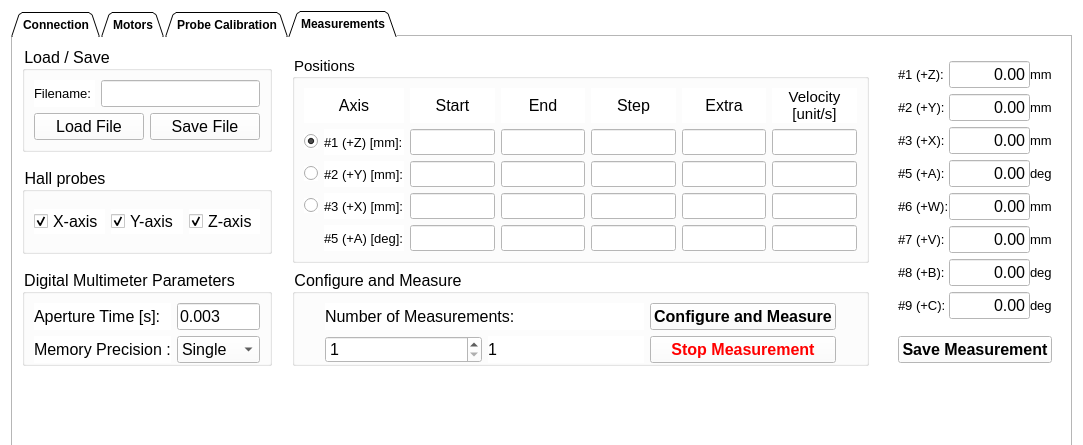
First picture: the form in gui/interface.ui, repository lnls-ima/hall-bench-control, before the edit; both pictures show x 0 to 1083 and y 0 to 445 of the 1083 by 969 pixel window.
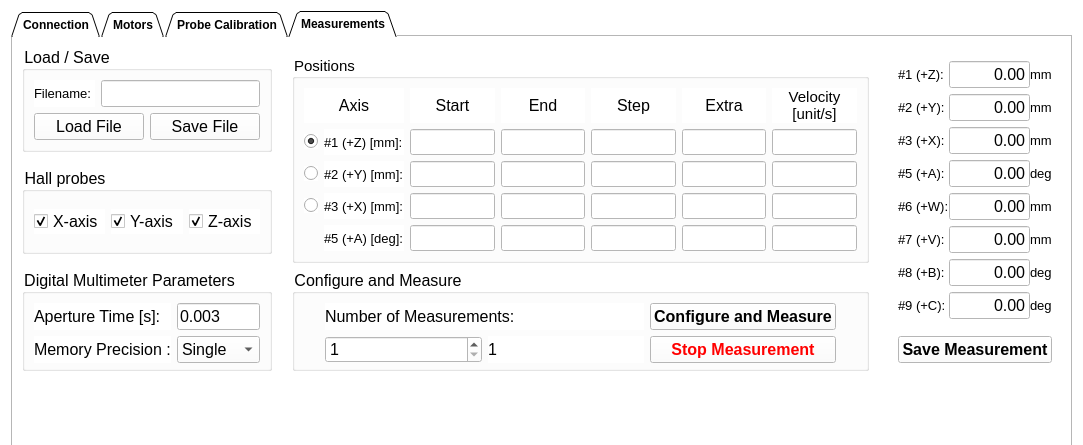
Second picture: the form after the edit. The open tabs and pages were chosen to show the change. Icons and pictures are not drawn. Custom widgets are drawn as their Qt base class.

Diff of the .ui file:
```diff
--- a/gui/interface.ui
+++ b/gui/interface.ui
@@ -3067,7 +3067,7 @@
                </property>
                <layout class="QGridLayout" name="gridLayout_9">
                 <property name="bottomMargin">
-                 <number>0</number>
+                 <number>5</number>
                 </property>
                 <item row="0" column="0">
                  <widget class="QLabel" name="la_dmm_aper">
@@ -3433,7 +3433,7 @@
                  <number>30</number>
                 </property>
                 <property name="bottomMargin">
-                 <number>0</number>
+                 <number>5</number>
                 </property>
                 <item row="1" column="0">
                  <widget class="QSpinBox" name="sb_nr_measurements">
@@ -3533,7 +3533,7 @@
               <number>9</number>
              </property>
              <property name="bottomMargin">
-              <number>3</number>
+              <number>8</number>
              </property>
              <item>
               <widget class="QFrame" name="gb_axis_readings_2">
```
Left out of the diff: 2 changed lines with no effect on the pictures.
